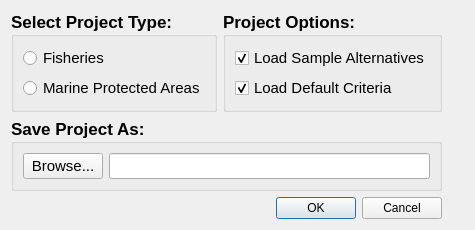
First picture: the form in src/gui/create_project.ui, repository Ecotrust/delphos, before the edit.
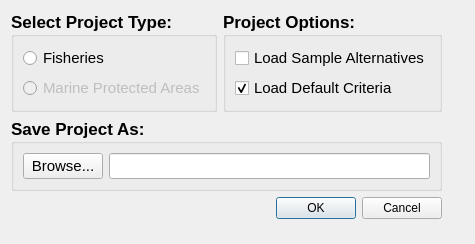
Second picture: the form after the edit.

```diff
--- a/src/gui/create_project.ui
+++ b/src/gui/create_project.ui
@@ -6,7 +6,7 @@
     <x>0</x>
     <y>0</y>
     <width>475</width>
-    <height>226</height>
+    <height>244</height>
    </rect>
   </property>
   <property name="windowTitle" >
@@ -51,6 +51,9 @@
               </item>
               <item>
                <widget class="QRadioButton" name="mpa_type_button" >
+                <property name="enabled" >
+                 <bool>false</bool>
+                </property>
                 <property name="font" >
                  <font>
                   <pointsize>11</pointsize>
@@ -61,6 +64,9 @@
                 <property name="text" >
                  <string>Marine Protected Areas</string>
                 </property>
+                <property name="checkable" >
+                 <bool>true</bool>
+                </property>
                </widget>
               </item>
              </layout>
@@ -93,7 +99,7 @@
                  <string>Load Sample Alternatives</string>
                 </property>
                 <property name="checked" >
-                 <bool>true</bool>
+                 <bool>false</bool>
                 </property>
                </widget>
               </item>
```
